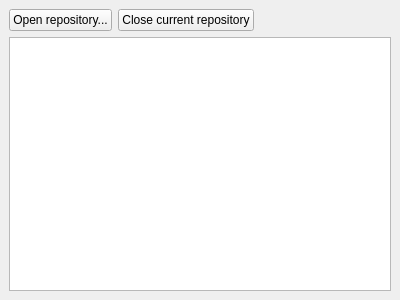
This is src/components/repositorylist/repositorylist.ui in feelx88/git-qui as Qt 5 draws it before an edit. The edited form follows.
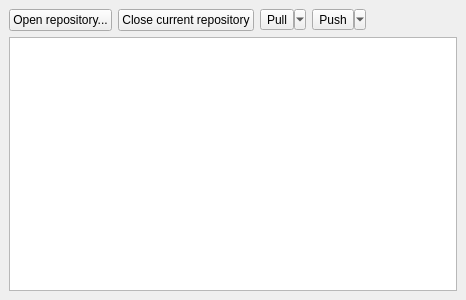
This is the edited form.

Commit message: Added rudimentary pull (all)/push (all) buttons to repo list widget.

```diff
--- a/src/components/repositorylist/repositorylist.ui
+++ b/src/components/repositorylist/repositorylist.ui
@@ -6,7 +6,7 @@
    <rect>
     <x>0</x>
     <y>0</y>
-    <width>400</width>
+    <width>466</width>
     <height>300</height>
    </rect>
   </property>
@@ -31,6 +31,26 @@
         </property>
        </widget>
       </item>
+      <item>
+       <widget class="QToolButton" name="toolButton">
+        <property name="text">
+         <string>Pull</string>
+        </property>
+        <property name="popupMode">
+         <enum>QToolButton::MenuButtonPopup</enum>
+        </property>
+       </widget>
+      </item>
+      <item>
+       <widget class="QToolButton" name="toolButton_2">
+        <property name="text">
+         <string>Push</string>
+        </property>
+        <property name="popupMode">
+         <enum>QToolButton::MenuButtonPopup</enum>
+        </property>
+       </widget>
+      </item>
       <item>
        <spacer name="horizontalSpacer">
         <property name="orientation">
```
Left out of the diff: 10 changed lines with no effect on the pictures. The commit also changes 3 other files.
